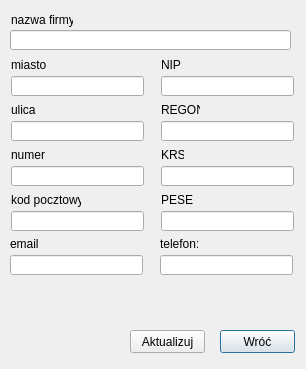
Qt form companywindow.ui (DzimiX/ProgramSprzedazowy) before a commit.
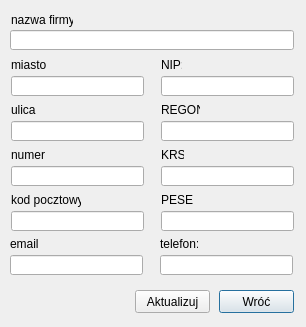
The same form after that commit.

```diff
--- a/companywindow.ui
+++ b/companywindow.ui
@@ -7,7 +7,7 @@
     <x>0</x>
     <y>0</y>
     <width>306</width>
-    <height>369</height>
+    <height>327</height>
    </rect>
   </property>
   <property name="windowTitle">
@@ -18,7 +18,7 @@
     <rect>
      <x>10</x>
      <y>30</y>
-     <width>281</width>
+     <width>284</width>
      <height>20</height>
     </rect>
    </property>
@@ -269,8 +269,8 @@
   <widget class="QPushButton" name="pushButton">
    <property name="geometry">
     <rect>
-     <x>220</x>
-     <y>330</y>
+     <x>219</x>
+     <y>290</y>
      <width>75</width>
      <height>23</height>
     </rect>
@@ -282,8 +282,8 @@
   <widget class="QPushButton" name="pushButton_2">
    <property name="geometry">
     <rect>
-     <x>130</x>
-     <y>330</y>
+     <x>135</x>
+     <y>290</y>
      <width>75</width>
      <height>23</height>
     </rect>
```
